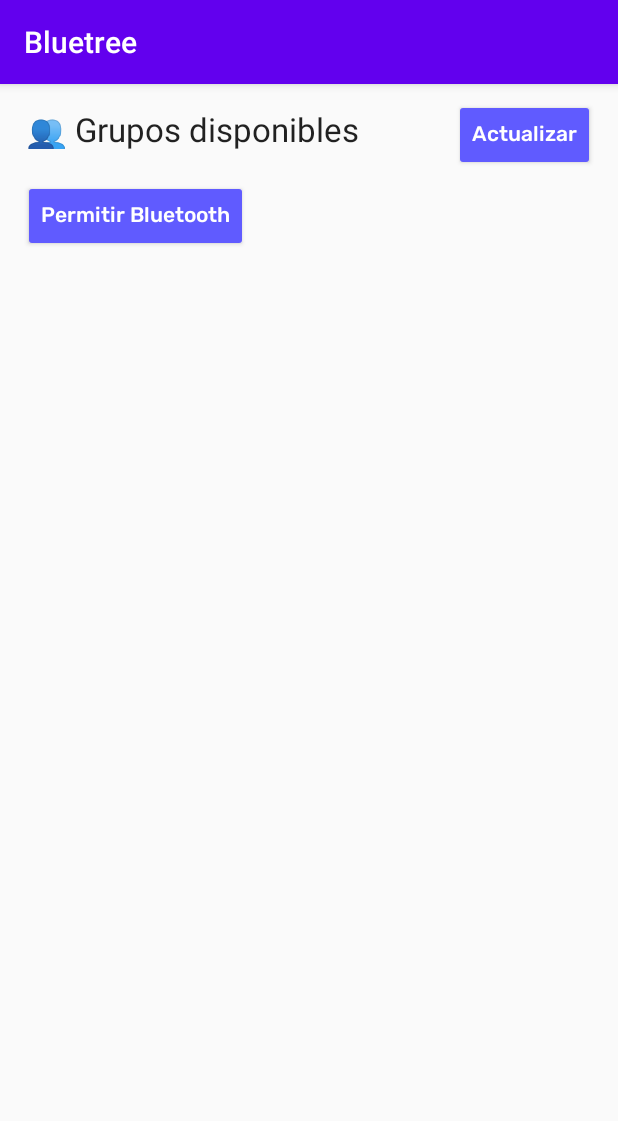
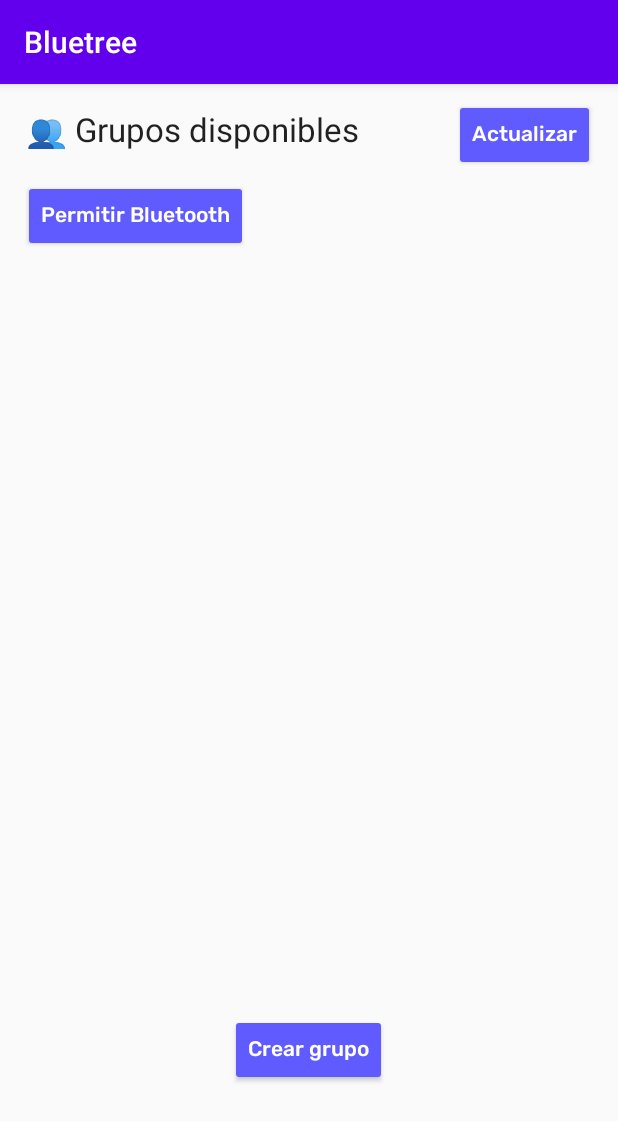
Before and after one commit to juangramirez/bluetooth, an Android app: the screen it shows after launch (MainActivity), on a phone screen of 412 x 824 dp. Shown: the top 1121 px of the screen. Run offline under Robolectric (Android 15) with nearby library versions, the phone set to English and light mode, and no system bars.

```diff
--- a/Bluetree/app/src/main/AndroidManifest.xml
+++ b/Bluetree/app/src/main/AndroidManifest.xml
@@ -10,6 +10,8 @@
     <uses-permission android:name="android.permission.ACCESS_COARSE_LOCATION" />
 
     <uses-permission android:name="android.permission.BLUETOOTH_CONNECT" />
+
+    <uses-permission android:name="android.permission.BLUETOOTH_SCAN" />
 
     <application
         android:allowBackup="true"
--- a/Bluetree/app/src/main/java/com/bluetree/bluetree/MainActivity.java
+++ b/Bluetree/app/src/main/java/com/bluetree/bluetree/MainActivity.java
@@ -2,14 +2,19 @@ package com.bluetree.bluetree;
 
 import android.Manifest;
 import android.bluetooth.BluetoothAdapter;
+import android.bluetooth.BluetoothDevice;
+import android.content.BroadcastReceiver;
+import android.content.Context;
 import android.content.Intent;
+import android.content.IntentFilter;
 import android.content.pm.PackageManager;
 import android.support.v4.app.ActivityCompat;
 import android.support.v7.app.AppCompatActivity;
 import android.os.Bundle;
 import android.view.View;
+import android.widget.ArrayAdapter;
 import android.widget.Button;
-import android.widget.TextView;
+import android.widget.ListView;
 import android.widget.Toast;
 
 public class MainActivity extends AppCompatActivity {
@@ -17,23 +22,78 @@ public class MainActivity extends AppCompatActivity {
     private static final int REQUEST_ENABLE_BT = 1;
     private BluetoothAdapter bluetoothAdapter;
 
+    BroadcastReceiver receiver;
     Button actualizar;
     Button permitirBlu;
 
 
     @Override
     protected void onCreate(Bundle savedInstanceState) {
+
+        // Register for broadcasts when a device is discovered.
+        //Detección de dispositivos
+        IntentFilter filter = new IntentFilter(BluetoothDevice.ACTION_FOUND);
+        registerReceiver(receiver, filter);
+
         super.onCreate(savedInstanceState);
         setContentView(R.layout.activity_main);
 
         actualizar = findViewById(R.id.actualizar);
 
-        permitirBlu = findViewById(R.id.permitirBlu); //Lo primero es el nombre de la variable de tipo botón, el segundo permitirBlu es el id en ui
+        permitirBlu = findViewById(R.id.crearGrupo); //Lo primero es el nombre de la variable de tipo botón, el segundo permitirBlu es el id en ui
         // Obtener el adaptador Bluetooth
         bluetoothAdapter = BluetoothAdapter.getDefaultAdapter();
 
+        setContentView(R.layout.activity_main);
 
+        //detección de dispositivos
+        devicesArrayAdapter = new ArrayAdapter<>(this, android.R.layout.simple_list_item_1);
+        ListView listView = findViewById(R.id.listView);
+        listView.setAdapter(devicesArrayAdapter);
+
+        bluetoothAdapter = BluetoothAdapter.getDefaultAdapter();
+        if (bluetoothAdapter == null) {
+            // Device doesn't support Bluetooth
+            return;
+        }
+
+        if (!bluetoothAdapter.isEnabled()) {
+            Intent enableBtIntent = new Intent(BluetoothAdapter.ACTION_REQUEST_ENABLE);
+            if (ActivityCompat.checkSelfPermission(this, Manifest.permission.BLUETOOTH_CONNECT) != PackageManager.PERMISSION_GRANTED) {
+                return;
+            }
+            startActivityForResult(enableBtIntent, 1);
+        }
+
+        registerReceiver(bluetoothReceiver, filter);
+        bluetoothAdapter.startDiscovery();
+        //fin de detección
     }
+
+    //detección de dispositivos
+        private ArrayAdapter<String> devicesArrayAdapter;
+
+        private final BroadcastReceiver bluetoothReceiver = new BroadcastReceiver() {
+            public void onReceive(Context context, Intent intent) {
+                String action = intent.getAction();
+                if (BluetoothDevice.ACTION_FOUND.equals(action)) {
+                    BluetoothDevice device = intent.getParcelableExtra(BluetoothDevice.EXTRA_DEVICE);
+                    if (ActivityCompat.checkSelfPermission(context, Manifest.permission.BLUETOOTH_CONNECT) != PackageManager.PERMISSION_GRANTED) {
+                        return;
+                    }
+                    String deviceName = device.getName();
+                    String deviceAddress = device.getAddress();
+                    devicesArrayAdapter.add(deviceName + "\n" + deviceAddress);
+                }
+            }
+        };
+
+        @Override
+        protected void onDestroy() {
+            super.onDestroy();
+            unregisterReceiver(bluetoothReceiver);
+        }
+    //fin de detección (borrar esto)
 
     public void enableBluetooth(android.view.View view) {
         // Verificar si el dispositivo tiene Bluetooth
@@ -45,18 +105,11 @@ public class MainActivity extends AppCompatActivity {
 
         if (bluetoothAdapter == null) {
             Toast.makeText(this, "El dispositivo no admite Bluetooth 😖", Toast.LENGTH_SHORT).show();
-        } else{
+        } else {
             // Si el Bluetooth no está habilitado, solicitar al usuario que lo habilite
             if (!bluetoothAdapter.isEnabled()) {
                 Intent enableBtIntent = new Intent(BluetoothAdapter.ACTION_REQUEST_ENABLE);
                 if (ActivityCompat.checkSelfPermission(this, Manifest.permission.BLUETOOTH_CONNECT) != PackageManager.PERMISSION_GRANTED) {
-                    // TODO: Consider calling
-                    //    ActivityCompat#requestPermissions
-                    // here to request the missing permissions, and then overriding
-                    //   public void onRequestPermissionsResult(int requestCode, String[] permissions,
-                    //                                          int[] grantResults)
-                    // to handle the case where the user grants the permission. See the documentation
-                    // for ActivityCompat#requestPermissions for more details.
                     return;
                 }
                 startActivityForResult(enableBtIntent, 1);
@@ -80,11 +133,31 @@ public class MainActivity extends AppCompatActivity {
     }
 
 
-
-    public void actualizarAccion(View view){
+    public void actualizarAccion(View view) {
         Toast.makeText(this, "Contenido actualizado (prueba) ✅", Toast.LENGTH_SHORT).show();
     }
 
 
+    //Botón solicitar info de dispositivos vinculados
+    /*
+    public void consultarDispositivos(View view) {
+        if (ActivityCompat.checkSelfPermission(this, Manifest.permission.BLUETOOTH_CONNECT) != PackageManager.PERMISSION_GRANTED) {
+            return;
+        }
+        Set<BluetoothDevice> pairedDevices = bluetoothAdapter.getBondedDevices();
+
+        if (pairedDevices.size() > 0) {
+            // There are paired devices. Get the name and address of each paired device.
+            for (BluetoothDevice device : pairedDevices) {
+                if (ActivityCompat.checkSelfPermission(this, Manifest.permission.BLUETOOTH_CONNECT) != PackageManager.PERMISSION_GRANTED) {
+                    return;
+                }
+                String deviceName = device.getName();
+                String deviceHardwareAddress = device.getAddress(); // MAC address
+            }
+        }
+    }
+    */
+
 
 }
--- /dev/null
+++ b/Bluetree/app/src/main/java/com/bluetree/bluetree/db/DbHelper.java
@@ -0,0 +1,28 @@
+package com.bluetree.bluetree.db;
+
+import android.content.Context;
+import android.database.sqlite.SQLiteDatabase;
+import android.database.sqlite.SQLiteOpenHelper;
+import android.support.annotation.Nullable;
+
+public class DbHelper extends SQLiteOpenHelper {
+
+    private static final int DATABASE_VERSION = 1;
+    private static final String DATABASE_NAME = "blutu.db";
+    public static final String TABLE_GROUPS = "t_groups";
+
+
+    public DbHelper(@Nullable Context context) {
+        super(context, DATABASE_NAME, null, DATABASE_VERSION);
+    }
+
+    @Override
+    public void onCreate(SQLiteDatabase db) {
+
+    }
+
+    @Override
+    public void onUpgrade(SQLiteDatabase db, int oldVersion, int newVersion) {
+
+    }
+}
--- a/Bluetree/app/src/main/res/layout/activity_main.xml
+++ b/Bluetree/app/src/main/res/layout/activity_main.xml
@@ -4,6 +4,7 @@
     xmlns:tools="http://schemas.android.com/tools"
     android:layout_width="match_parent"
     android:layout_height="match_parent">
+    tools:context=".MainActivity">
 
     <Button
         android:id="@+id/actualizar"
@@ -21,7 +22,23 @@
         app:layout_constraintTop_toTopOf="parent" />
 
     <Button
-        android:id="@+id/permitirBlu"
+        android:id="@+id/crearGrupo"
+        android:layout_width="wrap_content"
+        android:layout_height="wrap_content"
+        android:layout_marginBottom="100dp"
+        android:backgroundTint="#605BFF"
+        android:fontFamily="@font/rubik_medium"
+        android:onClick="enableBluetooth"
+        android:text="Crear grupo"
+        android:textAppearance="@style/TextAppearance.AppCompat.Small"
+        android:textColor="#FFFFFF"
+        app:layout_constraintBottom_toBottomOf="parent"
+        app:layout_constraintEnd_toEndOf="parent"
+        app:layout_constraintHorizontal_bias="0.498"
+        app:layout_constraintStart_toStartOf="parent" />
+
+    <Button
+        android:id="@+id/permitirBlu2"
         android:layout_width="wrap_content"
         android:layout_height="wrap_content"
         android:layout_marginStart="15dp"
@@ -46,4 +63,15 @@
         app:layout_constraintStart_toStartOf="parent"
         app:layout_constraintTop_toTopOf="parent" />
 
+    <ListView
+        android:id="@+id/listView"
+        android:layout_width="match_parent"
+        android:layout_height="400dp"
+        app:layout_constraintBottom_toBottomOf="parent"
+        app:layout_constraintEnd_toEndOf="parent"
+        app:layout_constraintHorizontal_bias="0.0"
+        app:layout_constraintStart_toStartOf="parent"
+        app:layout_constraintTop_toTopOf="parent"
+        app:layout_constraintVertical_bias="0.416" />
+
 </android.support.constraint.ConstraintLayout>
```
